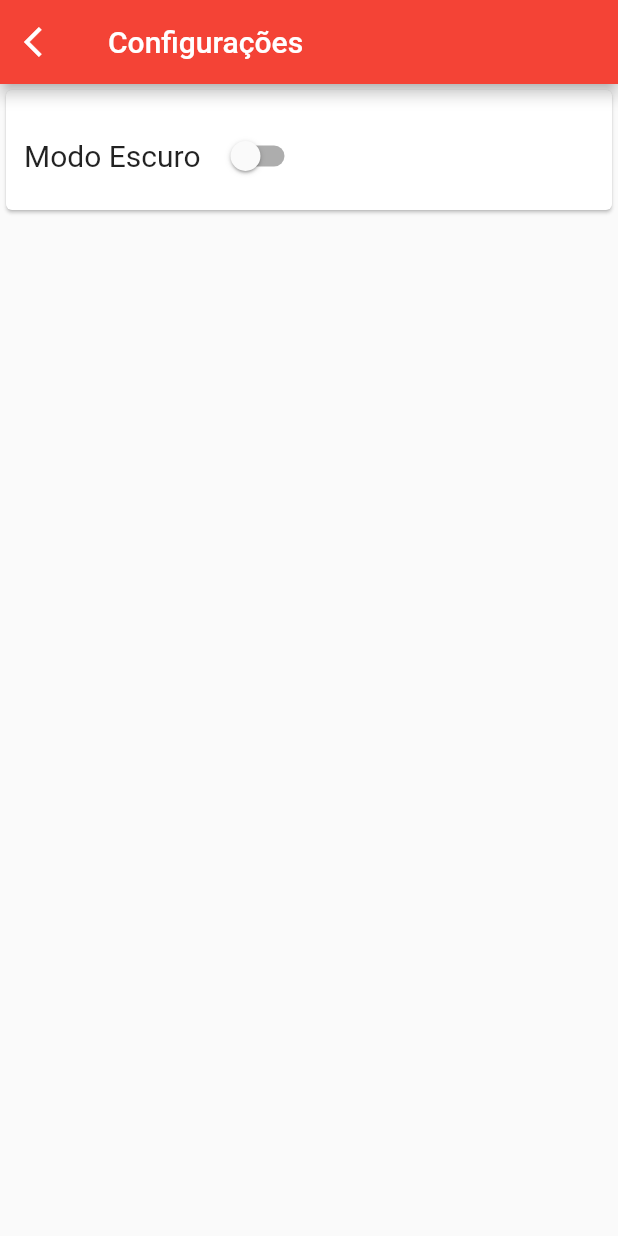
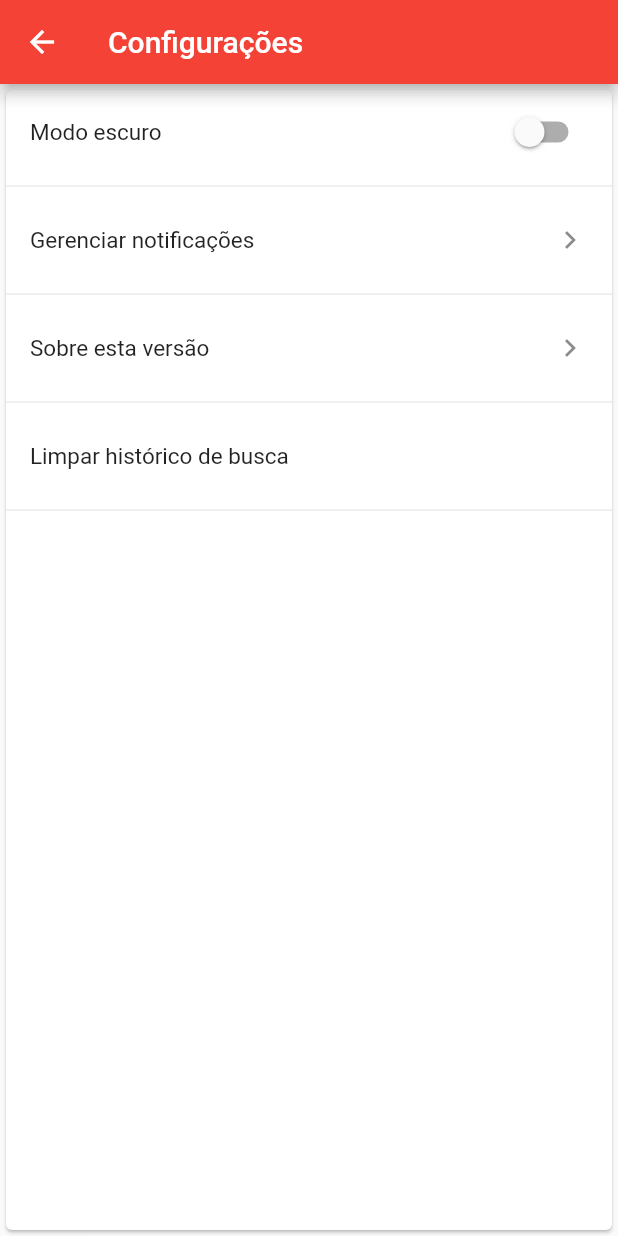
Before and after one commit to LeonardoSonsin/MyOrder, a Flutter app: the SettingsPage screen opened by its route, on a phone screen of 412 x 824 dp. Run offline on Flutter 3.47's test engine with Material 2 defaults, Android fonts, the phone set to English and light mode, and no system bars; our stand-ins replace font_awesome_flutter, mask_text_input_formatter.

Commit message:
Desenvolvimento painel configurações usuário

```diff
--- /dev/null
+++ b/lib/Usuário/settings_page.dart
@@ -0,0 +1,64 @@
+import 'package:app1/app_controller.dart';
+import 'package:flutter/material.dart';
+
+class SettingsPage extends StatefulWidget {
+  @override
+  State<SettingsPage> createState() {
+    return HomePageState();
+  }
+}
+
+class HomePageState extends State<SettingsPage> {
+  int counter = 0;
+
+  @override
+  Widget build(BuildContext context) {
+    return Scaffold(
+      appBar: AppBar(
+        title: const Text('Configurações'),
+      ),
+      body: Card(
+        child: ListView(
+          children: <Widget>[
+            ListTile(
+              title: Text('Modo escuro', style: TextStyle(fontSize: 15)),
+              trailing: CustomSwitch(),
+            ),
+            Divider(),
+            ListTile(
+              title: const Text('Gerenciar notificações', style: TextStyle(fontSize: 15)),
+              trailing: const Icon(Icons.keyboard_arrow_right),
+              onTap: () {},
+            ),
+            const Divider(),
+            ListTile(
+              title: const Text('Sobre esta versão', style: TextStyle(fontSize: 15)),
+              trailing: const Icon(Icons.keyboard_arrow_right),
+              onTap: () {},
+            ),
+            const Divider(),
+            ListTile(
+              title: const Text('Limpar histórico de busca', style: TextStyle(fontSize: 15)),
+              onTap: () {},
+            ),
+            const Divider(),
+          ],
+        ),
+      ),
+    );
+  }
+}
+
+class CustomSwitch extends StatelessWidget {
+  const CustomSwitch({Key key}) : super(key: key);
+
+  @override
+  Widget build(BuildContext context) {
+    return Switch(
+      value: AppController.instance.isDarkTheme,
+      onChanged: (value) {
+        AppController.instance.changeTheme();
+      },
+    );
+  }
+}
--- a/lib/settings.page.dart
+++ /dev/null
@@ -1,61 +0,0 @@
-import 'package:app1/app_controller.dart';
-import 'package:flutter/material.dart';
-
-class SettingsPage extends StatefulWidget {
-  @override
-  State<SettingsPage> createState() {
-    return HomePageState();
-  }
-}
-
-class HomePageState extends State<SettingsPage> {
-  int counter = 0;
-
-  @override
-  Widget build(BuildContext context) {
-    return Scaffold(
-      appBar: AppBar(
-        title: const Text('Configurações'),
-        leading: IconButton(
-          icon: const Icon(Icons.arrow_back_ios),
-          onPressed: () {
-            Navigator.pop(context, '/home');
-          },
-        ),
-      ),
-      body: Card(
-        child: Padding(
-          padding:
-              const EdgeInsets.only(left: 12, right: 12, top: 20, bottom: 12),
-          child: Row(
-            children: [
-              Text(
-                'Modo Escuro',
-                textAlign: TextAlign.right,
-                style: TextStyle(fontSize: 20),
-              ),
-              SizedBox(
-                width: 10,
-              ),
-              CustomSwitch(),
-            ],
-          ),
-        ),
-      ),
-    );
-  }
-}
-
-class CustomSwitch extends StatelessWidget {
-  const CustomSwitch({Key key}) : super(key: key);
-
-  @override
-  Widget build(BuildContext context) {
-    return Switch(
-      value: AppController.instance.isDarkTheme,
-      onChanged: (value) {
-        AppController.instance.changeTheme();
-      },
-    );
-  }
-}
```
Also changed, not shown: lib/Principal/home_page.dart (renamed from lib/home_page.dart, +10 -6 lines), lib/Usuário/account_page.dart (added, +77 -0 lines), lib/Usuário/help_page.dart (added, +105 -0 lines), lib/app_widget.dart (+13 -8 lines), lib/Principal/login_page.dart (renamed from lib/login_page.dart), lib/main.dart (line endings or trailing spaces).
